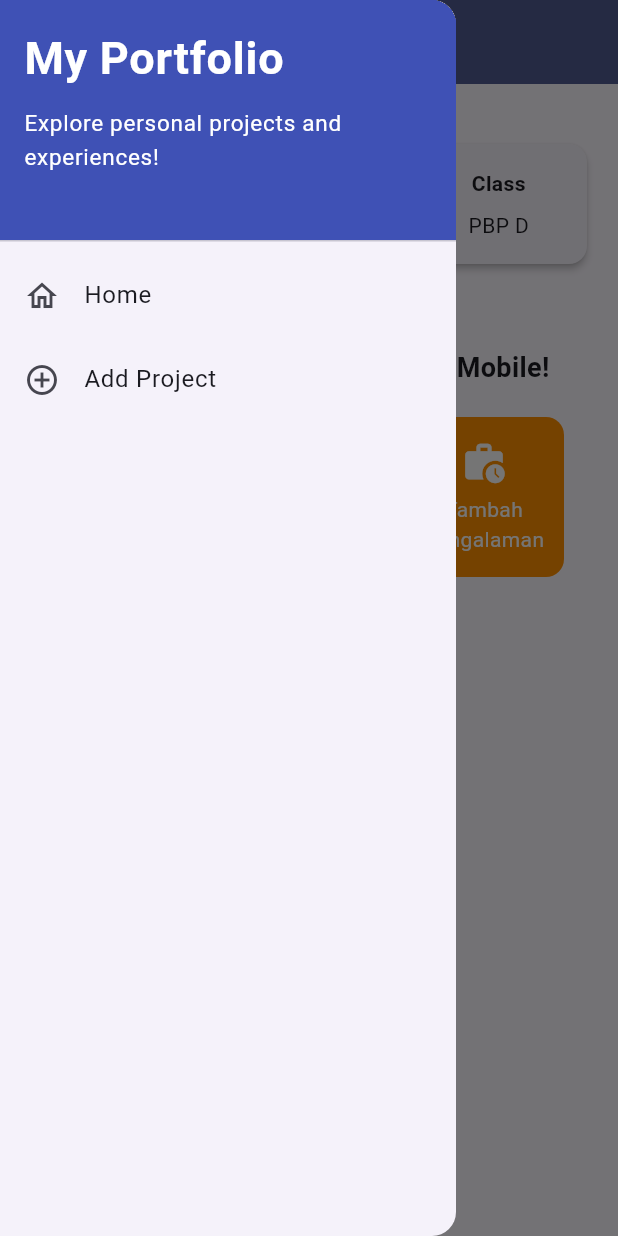
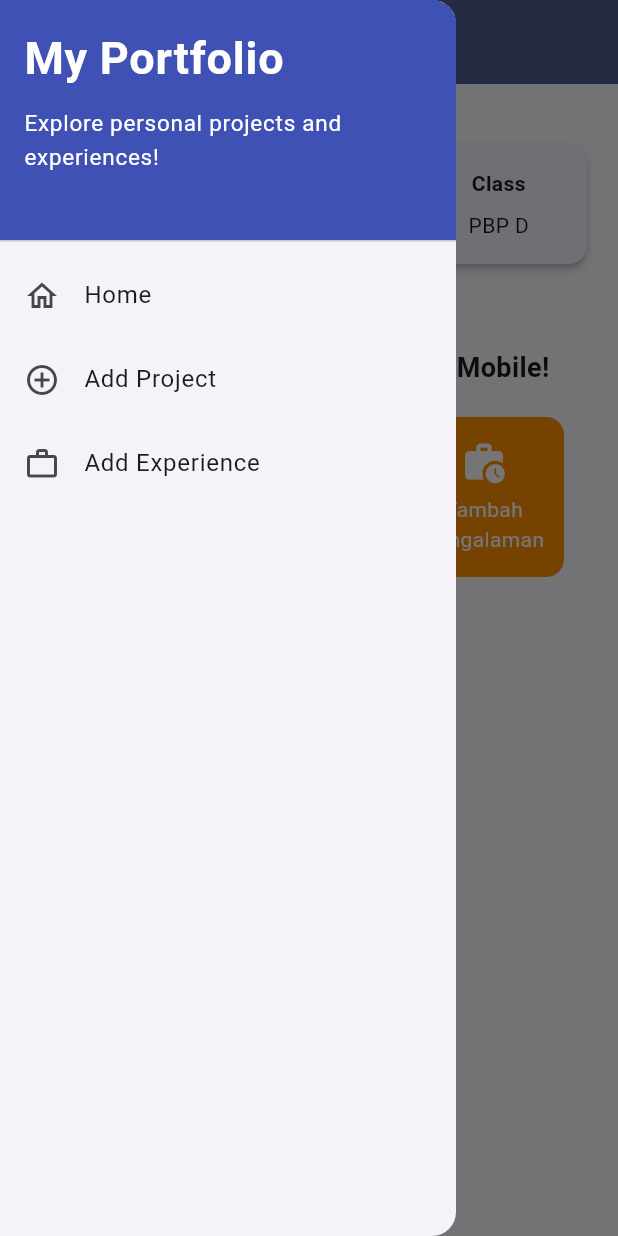
Before and after one commit to Novel107/myportofolio_mobile, a Flutter app: the screen it shows after launch, with the side drawer open, on a phone screen of 412 x 824 dp. Run offline on Flutter 3.47's test engine with Material 3 defaults, Android fonts, the phone set to English and light mode, and no system bars.

Commit message:
feat: add Add Experience navigation option to LeftDrawer

```diff
--- a/lib/widgets/left_drawer.dart
+++ b/lib/widgets/left_drawer.dart
@@ -1,6 +1,7 @@
 import 'package:flutter/material.dart';
 import 'package:myportofolio_mobile/screens/menu.dart';
 import 'package:myportofolio_mobile/screens/project_form.dart';
+import 'package:myportofolio_mobile/screens/experience_form.dart';
 
 class LeftDrawer extends StatelessWidget {
   const LeftDrawer({super.key});
@@ -19,12 +20,19 @@ class LeftDrawer extends StatelessWidget {
               children: [
                 Text(
                   'My Portfolio',
-                  style: TextStyle(fontSize: 30, fontWeight: FontWeight.bold, color: Colors.white),
+                  style: TextStyle(
+                    fontSize: 30,
+                    fontWeight: FontWeight.bold,
+                    color: Colors.white,
+                  ),
                 ),
                 SizedBox(height: 10),
                 Text(
                   'Explore personal projects and experiences!',
-                  style: TextStyle(fontSize: 15, color: Colors.white),
+                  style: TextStyle(
+                    fontSize: 15,
+                    color: Colors.white,
+                  ),
                 ),
               ],
             ),
@@ -49,6 +57,16 @@ class LeftDrawer extends StatelessWidget {
               );
             },
           ),
+          ListTile(
+            leading: const Icon(Icons.work_outline),
+            title: const Text('Add Experience'),
+            onTap: () {
+              Navigator.pushReplacement(
+                context,
+                MaterialPageRoute(builder: (context) => const ExperienceFormPage()),
+              );
+            },
+          ),
         ],
       ),
     );
```
